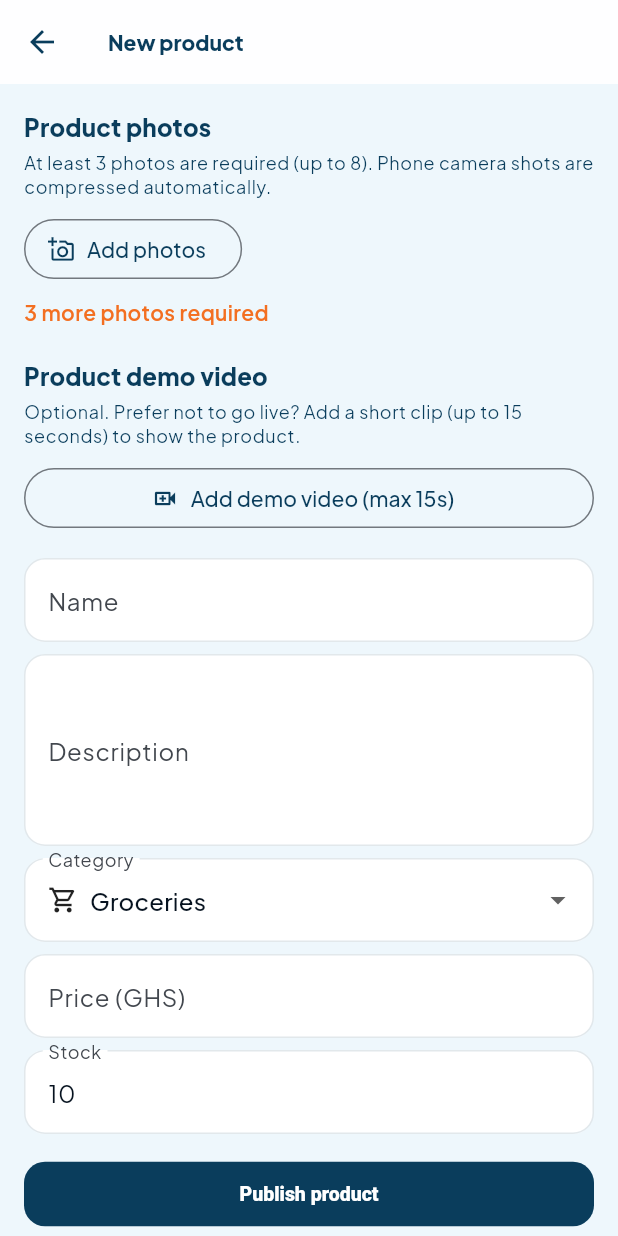
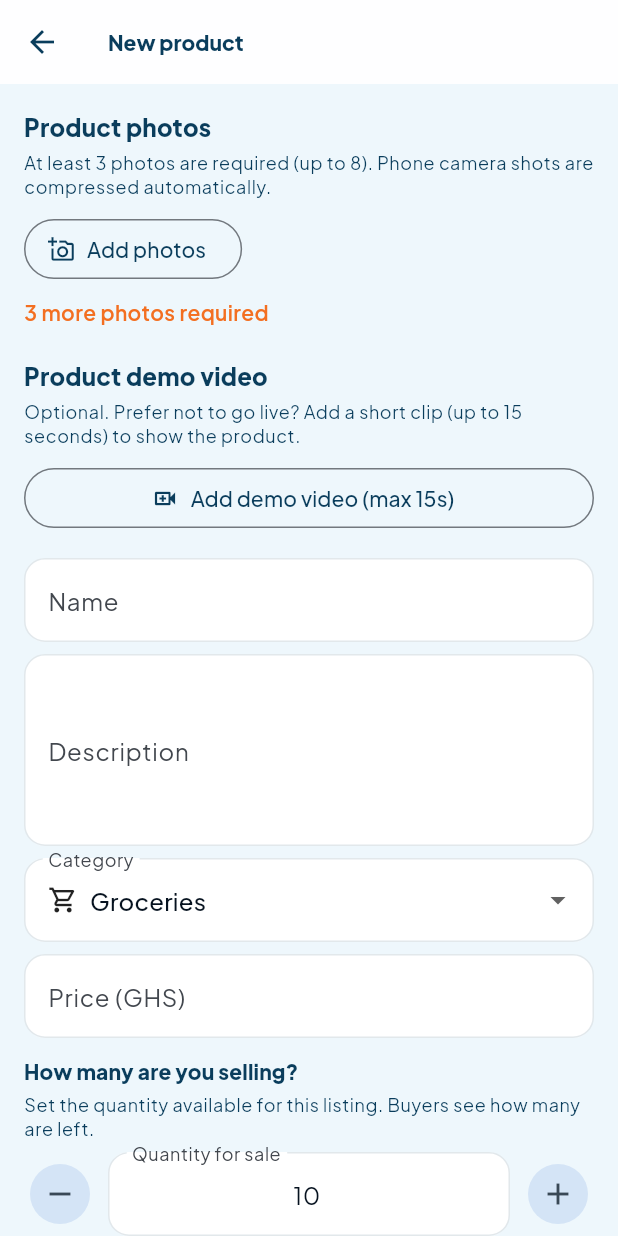
Before and after one commit to felixamay/hubsom, a Flutter app: the SellerProductNewPage screen opened directly, on a phone screen of 412 x 824 dp. Run offline on Flutter 3.47's test engine with Material 3 defaults, Android fonts, the phone set to English and light mode, and no system bars; our stand-ins replace cached_network_image, cloud_firestore, dio, equatable, firebase_core, firebase_messaging and 12 more; missing offline and left inert: agora_rtc_engine, dart:js_interop, dart:ui_web; accounts and stored records are empty; network calls fail.

Commit message:
feat(seller): let sellers set quantity for sale
Clear quantity field with steppers on create/edit, quick Set quantity
on My products, and show units available on the product page.

Co-authored-by: felixamay <felixamay@users.noreply.github.com>

```diff
--- a/hubsom_app/lib/core/repositories/seller_repository.dart
+++ b/hubsom_app/lib/core/repositories/seller_repository.dart
@@ -134,6 +134,11 @@ class SellerRepository {
 
     final hasDemoVideo = demoVideoBytes != null && demoVideoBytes.isNotEmpty;
 
+    final stock = (body['stock'] as num?)?.toInt() ?? 0;
+    if (stock < 1) {
+      throw AuthException('Enter how many you are selling (at least 1)');
+    }
+
     // Always write the local catalog first so Go live can see the product even
     // when Firebase Hosting has no /api/products backend.
     Product product;
@@ -144,7 +149,7 @@ class SellerRepository {
         description: body['description'] as String? ?? '',
         category: body['category'] as String? ?? 'miscellaneous',
         priceGhs: (body['priceGhs'] as num?)?.toDouble() ?? 0,
-        stock: (body['stock'] as num?)?.toInt() ?? 0,
+        stock: stock,
         images: images,
         supports: (body['supports'] as List?)?.cast<String>() ??
             const ['buy-now', 'store-listing', 'live-selling', 'live-auction'],
@@ -244,6 +249,13 @@ class SellerRepository {
       throw AuthException('Keep at least 3 product photos');
     }
 
+    final nextStock = body.containsKey('stock')
+        ? (body['stock'] as num?)?.toInt() ?? existing.stock
+        : existing.stock;
+    if (nextStock < 0) {
+      throw AuthException('Quantity cannot be negative');
+    }
+
     final hasNewVideo = demoVideoBytes != null && demoVideoBytes.isNotEmpty;
     final keepExistingVideo =
         !clearDemoVideo && !hasNewVideo && existing.hasDemoVideo;
@@ -260,7 +272,7 @@ class SellerRepository {
       description: body['description'] as String? ?? existing.description,
       category: body['category'] as String? ?? existing.category,
       priceGhs: (body['priceGhs'] as num?)?.toDouble() ?? existing.priceGhs,
-      stock: (body['stock'] as num?)?.toInt() ?? existing.stock,
+      stock: nextStock,
       images: images,
       supports: (body['supports'] as List?)?.cast<String>() ?? existing.supports,
       hasDemoVideo: hasDemoVideo,
@@ -299,6 +311,31 @@ class SellerRepository {
     } catch (_) {}
 
     return updated.toJson();
+  }
+
+  /// Update how many units are for sale without a full product edit.
+  Future<Product> updateQuantity(String productId, int quantity) async {
+    if (quantity < 0) {
+      throw AuthException('Quantity cannot be negative');
+    }
+    final user = _user;
+    if (user == null) throw AuthException('Sign in required');
+    final seller = await LocalCommerceStore.ensureSellerForUser(user);
+    final existing = LocalCommerceStore.getProduct(productId);
+    if (existing == null || existing.sellerId != seller.id) {
+      throw AuthException('You can only update your own products');
+    }
+    final updated = existing.copyWith(stock: quantity);
+    await LocalCommerceStore.updateProduct(updated);
+    try {
+      await CloudStore.upsertDocs(CloudStore.products, [updated.toJson()]);
+    } catch (_) {}
+    try {
+      await _api.put('/api/products/$productId', data: {
+        'stock': quantity,
+      });
+    } catch (_) {}
+    return updated;
   }
 
   Future<void> deleteProduct(String productId) async {
--- a/hubsom_app/lib/features/seller/seller_product_new_page.dart
+++ b/hubsom_app/lib/features/seller/seller_product_new_page.dart
@@ -466,16 +466,62 @@ class _SellerProductNewPageState extends ConsumerState<SellerProductNewPage> {
               validator: (v) =>
                   ((double.tryParse(v ?? '') ?? 0) <= 0) ? 'Enter a valid price' : null,
             ),
+            const SizedBox(height: 12),
+            Text(
+              'How many are you selling?',
+              style: Theme.of(context).textTheme.titleSmall?.copyWith(
+                    fontWeight: FontWeight.w800,
+                    color: HubsomColors.forest,
+                  ),
+            ),
+            const SizedBox(height: 4),
+            Text(
+              'Set the quantity available for this listing. Buyers see how many are left.',
+              style: Theme.of(context).textTheme.bodySmall,
+            ),
             const SizedBox(height: 8),
-            TextFormField(
+            Row(
+              children: [
+                IconButton.filledTonal(
+                  onPressed: _busy
+                      ? null
+                      : () {
+                          final n = int.tryParse(_stock.text.trim()) ?? 0;
+                          if (n <= 1) return;
+                          setState(() => _stock.text = '${n - 1}');
+                        },
+                  icon: const Icon(Icons.remove),
+                ),
+                const SizedBox(width: 8),
+                Expanded(
+                  child: TextFormField(
                     controller: _stock,
-              decoration: const InputDecoration(labelText: 'Stock'),
+                    decoration: const InputDecoration(
+                      labelText: 'Quantity for sale',
+                      hintText: 'e.g. 25',
+                    ),
                     keyboardType: TextInputType.number,
+                    textAlign: TextAlign.center,
                     validator: (v) {
                       final n = int.tryParse(v ?? '');
-                if (n == null || n < 0) return 'Enter stock';
+                      if (n == null || n < 1) {
+                        return 'Enter how many you are selling (at least 1)';
+                      }
                       return null;
                     },
+                  ),
+                ),
+                const SizedBox(width: 8),
+                IconButton.filledTonal(
+                  onPressed: _busy
+                      ? null
+                      : () {
+                          final n = int.tryParse(_stock.text.trim()) ?? 0;
+                          setState(() => _stock.text = '${n + 1}');
+                        },
+                  icon: const Icon(Icons.add),
+                ),
+              ],
             ),
             if (_error != null) ...[
               const SizedBox(height: 12),
```
Also changed, not shown: hubsom_app/lib/features/products/product_detail_page.dart (+19 -5 lines), hubsom_app/lib/features/seller/seller_products_page.dart (+69 -1 lines), 1 other file. Lines whose indentation alone changed are shown as unchanged.
